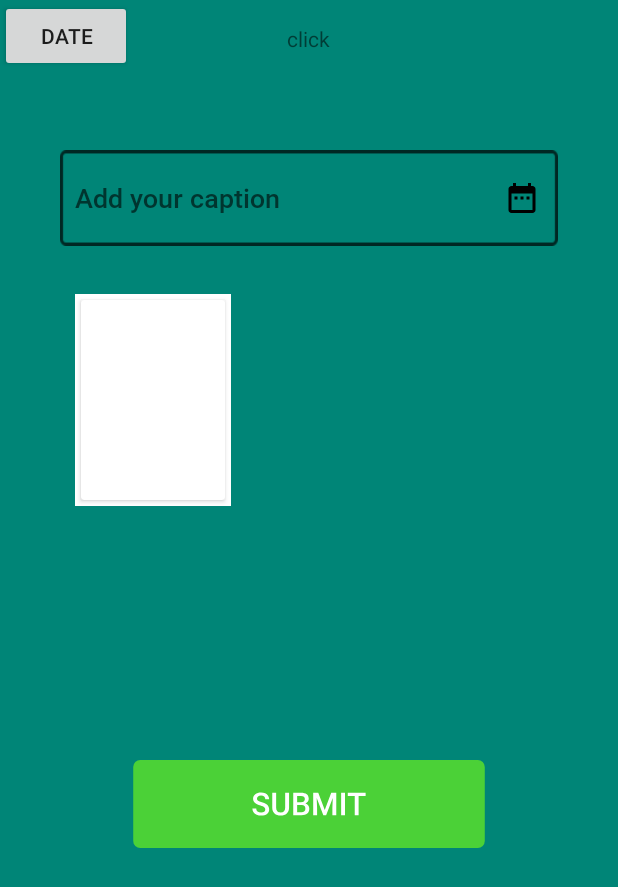
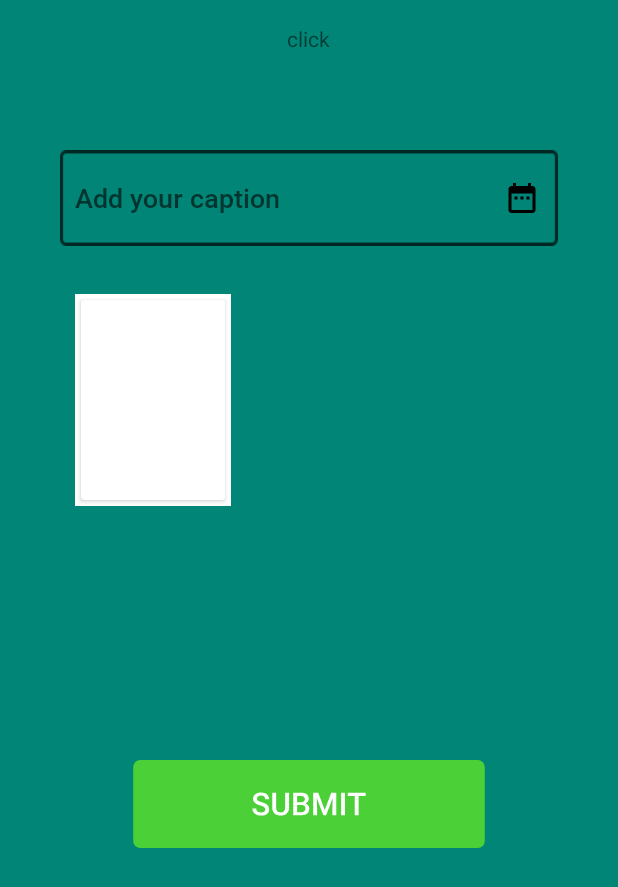
Before and after one commit to Chris4lilv/JOURNEY-Android, an Android app: the NewEventActivity screen opened directly, with no data from a screen before it, on a phone screen of 412 x 824 dp. Shown: the top 887 px of the screen. Run offline under Robolectric (Android 15) with nearby library versions, the phone set to English and light mode, and no system bars; our stand-ins replace Firebase (no records; nobody signed in at launch, a user with empty details on screens opened directly); libraries missing offline, so code that uses them is left out: androidx.palette.graphics; pictures from the network do not load; 2 statements that could not run were skipped.

Commit message:
Make calendar icon work

```diff
--- a/app/src/main/java/com/example/android/album/NewEventActivity.java
+++ b/app/src/main/java/com/example/android/album/NewEventActivity.java
@@ -12,6 +12,7 @@ import android.app.Activity;
 import android.app.ActivityManager;
 import android.content.Intent;
 import android.graphics.drawable.Drawable;
+import android.media.Image;
 import android.net.Uri;
 import android.os.Build;
 import android.os.Bundle;
@@ -26,6 +27,7 @@ import android.view.WindowManager;
 import android.view.animation.AccelerateInterpolator;
 import android.widget.Button;
 import android.widget.EditText;
+import android.widget.ImageView;
 import android.widget.TextView;
 import android.widget.Toast;
 
@@ -76,7 +78,7 @@ public class NewEventActivity extends AppCompatActivity implements DatePickerDia
 
     private DatePickerDialog dpd;
     private TextView dateTextView;
-    private Button dateSelect;
+    private ImageView dateSelect;
 
     private RecyclerView imageRecyclerView;
     private DemoAdapter adapter;
--- a/app/src/main/res/layout/activity_new_event.xml
+++ b/app/src/main/res/layout/activity_new_event.xml
@@ -14,12 +14,6 @@
         android:layout_centerHorizontal="true"
         android:layout_marginTop="16dp"
         android:text="click"/>
-
-    <Button
-        android:layout_width="wrap_content"
-        android:layout_height="wrap_content"
-        android:text="date"
-        android:id="@+id/dateSelect"/>
 
     <FrameLayout
         android:layout_width="wrap_content"
@@ -42,6 +36,7 @@
         <ImageView
             android:layout_width="wrap_content"
             android:layout_height="wrap_content"
+            android:id="@+id/dateSelect"
             android:src="@drawable/ic_date_range_black_24dp"
             android:layout_gravity="bottom|end"
             android:layout_marginBottom="20dp"
```
